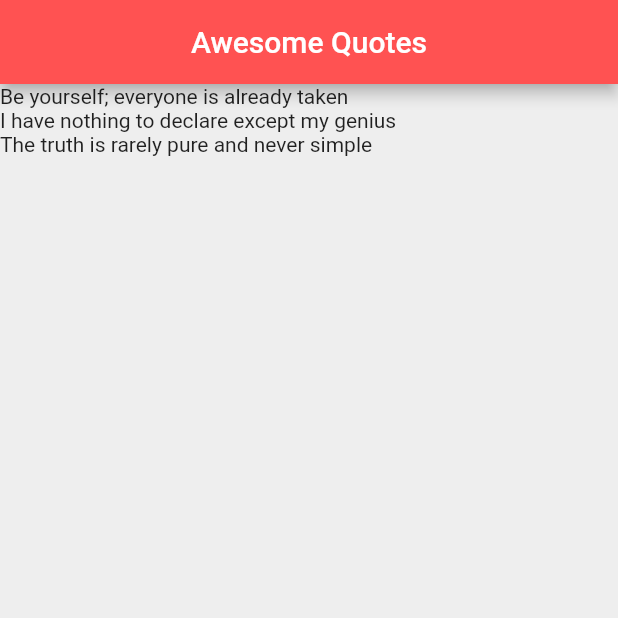
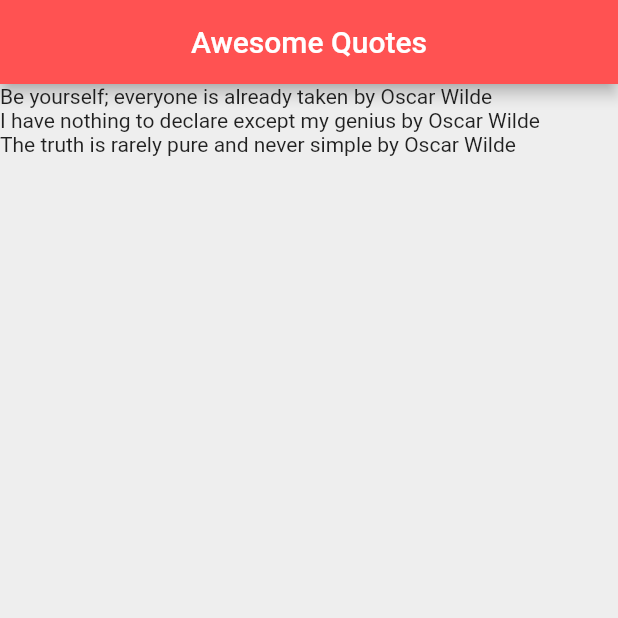
Before and after one commit to hiper2d/flutter-tutorial, a Flutter app: the screen it shows after launch, on a phone screen of 412 x 824 dp, the top half of it. Run offline on Flutter 3.47's test engine with Material 2 defaults, Android fonts, the phone set to English and light mode, and no system bars.

Commit message:
Lesson 18: Displayed list of object as list of widgets

```diff
--- a/lib/main.dart
+++ b/lib/main.dart
@@ -1,4 +1,5 @@
 import 'package:flutter/material.dart';
+import 'package:flutter_test3/quote.dart';
 
 void main() => runApp(const MaterialApp(
   home: QuoteList(),
@@ -13,10 +14,10 @@ class QuoteList extends StatefulWidget {
 
 class _QuoteListState extends State<QuoteList> {
 
-  List<String> quotes = [
-    'Be yourself; everyone is already taken',
-    'I have nothing to declare except my genius',
-    'The truth is rarely pure and never simple'
+  var quotes = [
+    Quote(author: 'Oscar Wilde', text: 'Be yourself; everyone is already taken'),
+    Quote(author: 'Oscar Wilde', text: 'I have nothing to declare except my genius'),
+    Quote(author: 'Oscar Wilde', text: 'The truth is rarely pure and never simple')
   ];
 
   @override
@@ -30,7 +31,7 @@ class _QuoteListState extends State<QuoteList> {
       ),
       body: Column(
         crossAxisAlignment: CrossAxisAlignment.start,
-        children: quotes.map((q) => Text(q)).toList(),
+        children: quotes.map((q) => Text('${q.text} by ${q.author}')).toList(),
       )
     );
   }
--- /dev/null
+++ b/lib/quote.dart
@@ -0,0 +1,5 @@
+class Quote {
+  String author;
+  String text;
+  Quote({required this.author, required this.text});
+}
```
